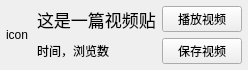
Before: the Qt Designer form src/resf/thread_video_item.ui in clb-128258/TiebaDesktop, drawn with Qt 5.
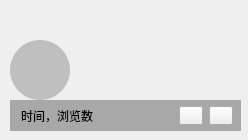
After: the same form once the commit is applied.

Commit message: feat: 新的视频贴 UI 样式

```diff
--- a/src/resf/thread_video_item.ui
+++ b/src/resf/thread_video_item.ui
@@ -6,8 +6,8 @@
    <rect>
     <x>0</x>
     <y>0</y>
-    <width>247</width>
-    <height>68</height>
+    <width>248</width>
+    <height>140</height>
    </rect>
   </property>
   <property name="windowTitle">
@@ -17,77 +17,117 @@
    <string notr="true">QWidget{font-family: &quot;微软雅黑&quot;;}
 </string>
   </property>
-  <layout class="QGridLayout" name="gridLayout_2">
+  <widget class="QLabel" name="label">
+   <property name="geometry">
+    <rect>
+     <x>10</x>
+     <y>10</y>
+     <width>131</width>
+     <height>16</height>
+    </rect>
+   </property>
+   <property name="text">
+    <string/>
+   </property>
+   <property name="alignment">
+    <set>Qt::AlignCenter</set>
+   </property>
+  </widget>
+  <widget class="QFrame" name="frame">
+   <property name="geometry">
+    <rect>
+     <x>10</x>
+     <y>100</y>
+     <width>231</width>
+     <height>31</height>
+    </rect>
+   </property>
+   <property name="styleSheet">
+    <string notr="true">QFrame#frame{
+	background-color: rgba(0, 0, 0, 0.3);
+	border-radius: 17px;
+}</string>
+   </property>
+   <property name="frameShape">
+    <enum>QFrame::NoFrame</enum>
+   </property>
+   <property name="frameShadow">
+    <enum>QFrame::Raised</enum>
+   </property>
+   <layout class="QGridLayout" name="gridLayout">
    <property name="leftMargin">
-    <number>6</number>
+     <number>11</number>
    </property>
    <property name="topMargin">
     <number>6</number>
    </property>
    <property name="rightMargin">
-    <number>6</number>
+     <number>8</number>
    </property>
    <property name="bottomMargin">
     <number>6</number>
    </property>
-   <property name="horizontalSpacing">
-    <number>9</number>
-   </property>
-   <property name="verticalSpacing">
-    <number>6</number>
-   </property>
    <item row="0" column="0">
-    <widget class="QLabel" name="label">
-     <property name="text">
-      <string>icon</string>
-     </property>
-     <property name="alignment">
-      <set>Qt::AlignCenter</set>
-     </property>
-    </widget>
-   </item>
-   <item row="0" column="1">
-    <layout class="QGridLayout" name="gridLayout" columnstretch="1,0">
-     <property name="spacing">
-      <number>6</number>
-     </property>
-     <item row="1" column="0">
       <widget class="QLabel" name="label_3">
        <property name="text">
         <string>时间，浏览数</string>
        </property>
       </widget>
      </item>
-     <item row="0" column="0">
-      <widget class="QLabel" name="label_2">
-       <property name="font">
-        <font>
-         <family>微软雅黑</family>
-         <pointsize>13</pointsize>
-        </font>
+    <item row="0" column="2">
+     <widget class="QToolButton" name="toolButton_3">
+      <property name="toolTip">
+       <string>在单独页面中打开</string>
        </property>
        <property name="text">
-        <string>这是一篇视频贴</string>
+       <string/>
        </property>
       </widget>
      </item>
-     <item row="0" column="1">
-      <widget class="QPushButton" name="pushButton_2">
-       <property name="text">
-        <string>播放视频</string>
-       </property>
-      </widget>
-     </item>
-     <item row="1" column="1">
-      <widget class="QPushButton" name="pushButton">
-       <property name="text">
+    <item row="0" column="3">
+     <widget class="QToolButton" name="toolButton">
+      <property name="toolTip">
         <string>保存视频</string>
        </property>
+      <property name="text">
+       <string/>
+      </property>
       </widget>
      </item>
     </layout>
-   </item>
-  </layout>
+  </widget>
+  <widget class="QToolButton" name="toolButton_2">
+   <property name="geometry">
+    <rect>
+     <x>10</x>
+     <y>40</y>
+     <width>60</width>
+     <height>60</height>
+    </rect>
+   </property>
+   <property name="styleSheet">
+    <string notr="true">QToolButton {
+    border: none;
+    border-radius: 30px;
+    padding: 1px;
+    icon-size: 50px;
+    background-color: rgba(0, 0, 0, 0.20);
+}
+QToolButton:disabled {
+    background-color: transparent;
+    opacity: 0.4;
+}
+QToolButton:hover {
+    background-color: rgba(0, 0, 0, 0.30);
+}
+QToolButton:pressed {
+    background-color: rgba(0, 0, 0, 0.40);
+}</string>
+   </property>
+   <property name="text">
+    <string/>
+   </property>
+  </widget>
  </widget>
  <resources/>
  <connections/>
```
Lines whose indentation alone changed are shown as unchanged. The commit also changes 20 other files.
